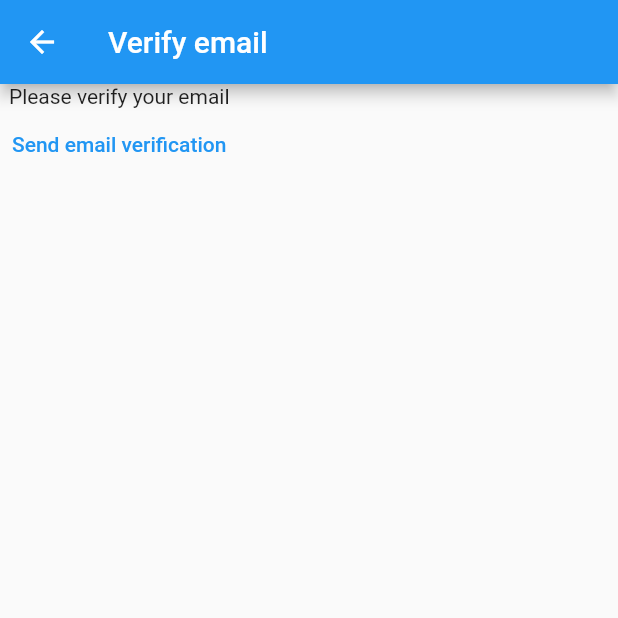
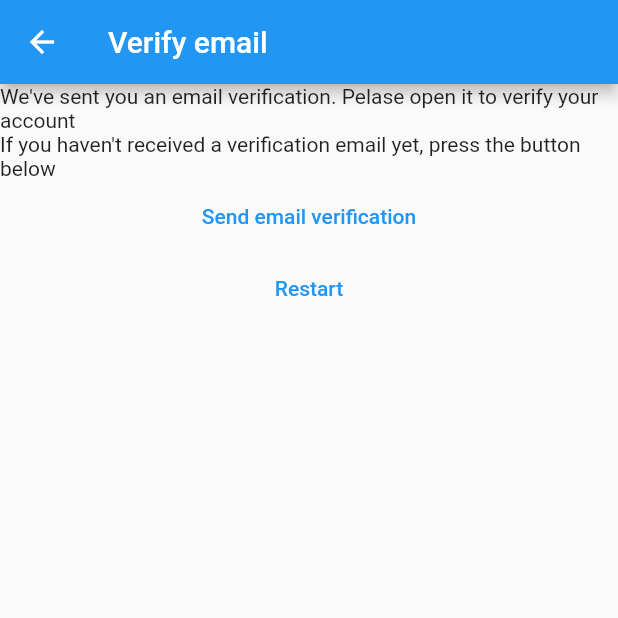
Before and after one commit to siabard/flutter_mynote, a Flutter app: the VerifyEmailView screen opened directly, on a phone screen of 412 x 824 dp, the top half of it. Run offline on Flutter 3.47's test engine with Material 2 defaults, Android fonts, the phone set to English and light mode, and no system bars; our stand-ins replace firebase_auth, firebase_core; accounts and stored records are empty.

Commit message:
로그인시 인증 메일에 대한 추가 확인

```diff
--- a/lib/constants/routes.dart
+++ b/lib/constants/routes.dart
@@ -1,3 +1,4 @@
 const loginRoute = '/login/';
 const registRoute = '/register/';
 const notesRoute = '/notes/';
+const verifyEmailRoute = '/verify-email/';
--- a/lib/main.dart
+++ b/lib/main.dart
@@ -8,7 +8,6 @@ import 'view/login_view.dart';
 import 'view/notes_view.dart';
 import 'view/register_view.dart';
 import 'view/verify_email_view.dart';
-
 
 void main() {
   WidgetsFlutterBinding.ensureInitialized();
@@ -23,6 +22,7 @@ void main() {
         loginRoute: (context) => const LoginView(),
         registRoute: (context) => const RegisterView(),
         notesRoute: (context) => const NotesView(),
+        verifyEmailRoute: (context) => const VerifyEmailView(),
       }));
 }
 
--- a/lib/utilities/show_error_dialog.dart
+++ b/lib/utilities/show_error_dialog.dart
@@ -1,3 +1,5 @@
+import 'package:flutter/material.dart';
+
 Future<void> showErrorDialog(
   BuildContext context,
   String text,
--- a/lib/view/verify_email_view.dart
+++ b/lib/view/verify_email_view.dart
@@ -1,5 +1,6 @@
 import 'package:firebase_auth/firebase_auth.dart';
 import 'package:flutter/material.dart';
+import 'package:mynote/constants/routes.dart';
 
 class VerifyEmailView extends StatefulWidget {
   const VerifyEmailView({super.key});
@@ -14,13 +15,26 @@ class _VerifyEmailViewState extends State<VerifyEmailView> {
     return Scaffold(
         appBar: AppBar(title: const Text("Verify email")),
         body: Column(children: [
-      const Text("Please verify your email"),
+          const Text(
+              "We've sent you an email verification. Pelase open it to verify your account"),
+          const Text(
+              "If you haven't received a verification email yet, press the button below"),
           TextButton(
               onPressed: () async {
                 final user = FirebaseAuth.instance.currentUser;
                 await user?.sendEmailVerification();
               },
-          child: const Text("Send email verification"))
-    ])) ;
+              child: const Text("Send email verification")),
+          TextButton(
+            onPressed: () async {
+              await FirebaseAuth.instance.signOut;
+              Navigator.of(context).pushNamedAndRemoveUntil(
+                registRoute,
+                (route) => false,
+              );
+            },
+            child: const Text('Restart'),
+          ),
+        ]));
   }
 }
```
Also changed, not shown: lib/view/login_view.dart (+16 -6 lines), lib/view/register_view.dart (+31 -15 lines). Lines whose indentation alone changed are shown as unchanged.
